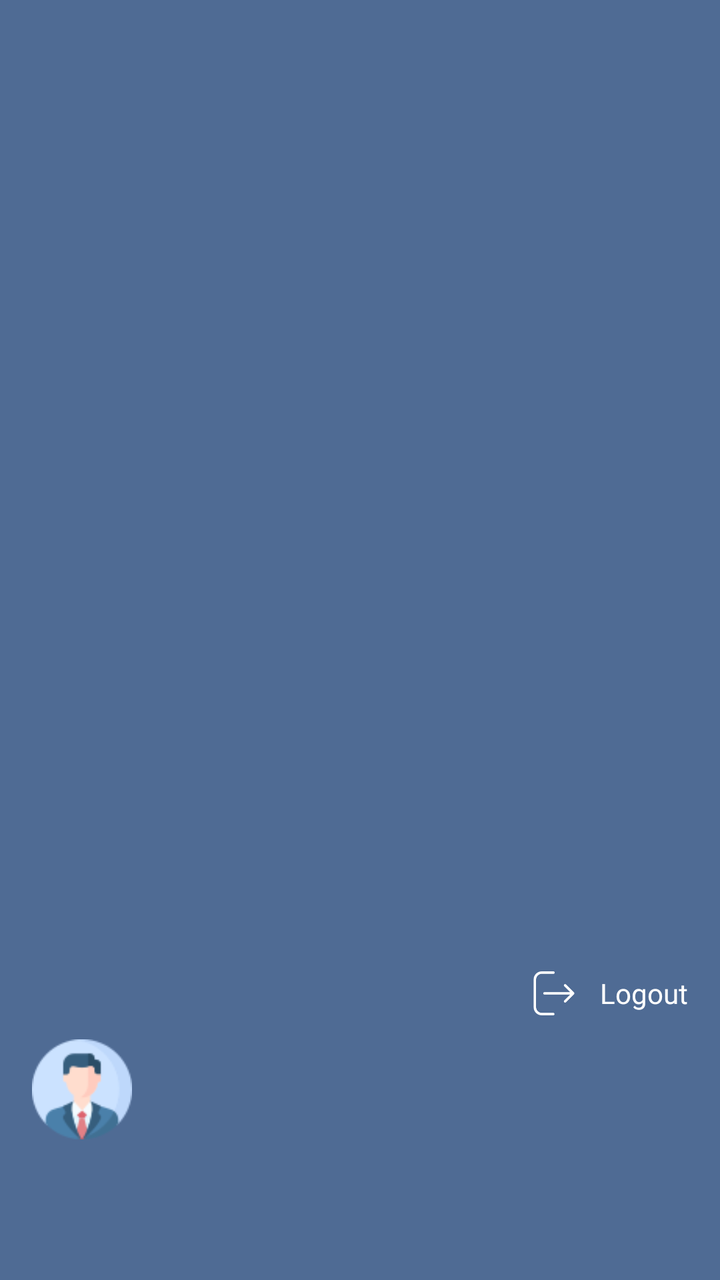
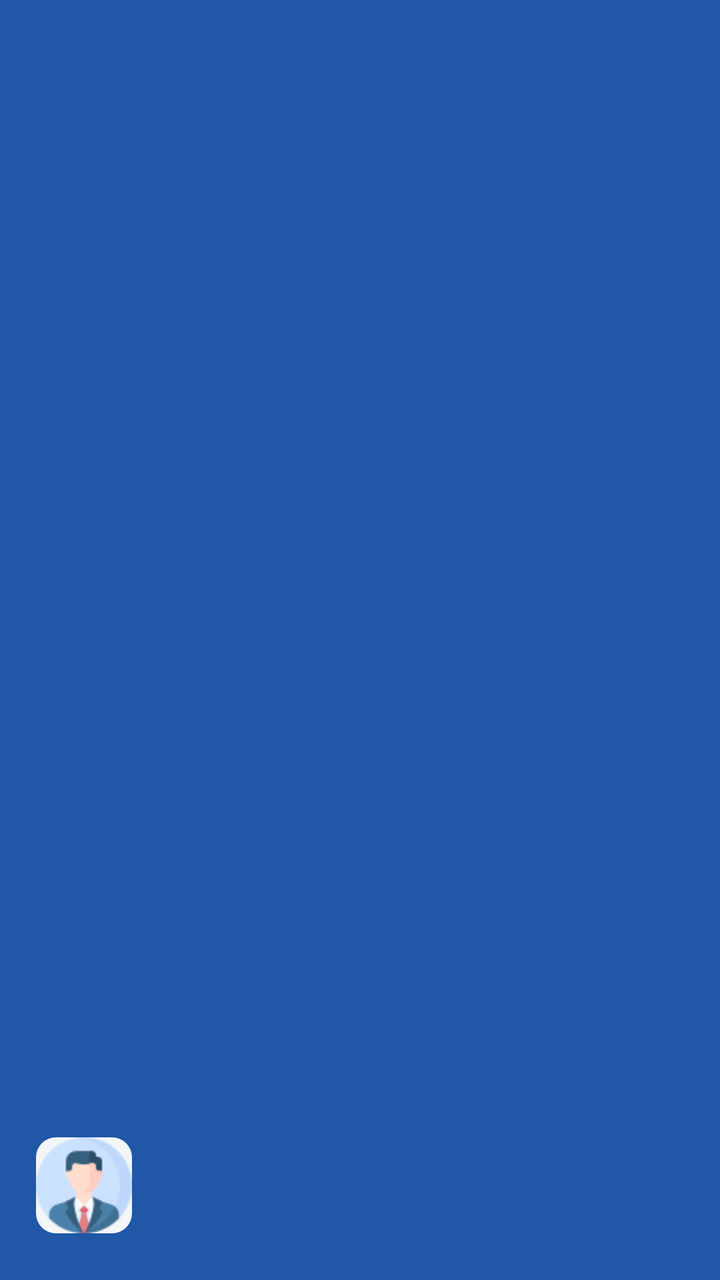

The first picture is an Android layout as it rendered before a commit; the second is the same layout after the commit. The layout source and the unified diff follow.
<!-- AndroidManifest.xml: application theme Theme.Evergreen -->
<!-- res/layout/nav_header.xml -->
<?xml version="1.0" encoding="utf-8"?>
<LinearLayout xmlns:android="http://schemas.android.com/apk/res/android"
    xmlns:app="http://schemas.android.com/apk/res-auto"
    android:orientation="vertical"
    android:layout_width="match_parent"
    android:layout_height="196dp"
    android:gravity="bottom"
    android:background="@color/black_blue1"
    android:padding="16dp"
    android:theme="@style/ThemeOverlay.AppCompat.Dark">

    <LinearLayout
        android:id="@+id/logout"
        android:gravity="end"
        android:layout_gravity="bottom"
        android:orientation="horizontal"
        android:layout_width="match_parent"
        android:layout_height="wrap_content">
        <ImageView
            android:src="@drawable/logout"
            android:layout_width="@dimen/_22sdp"
            android:layout_height="@dimen/_22sdp"
            android:layout_margin="12sp"
            android:textColor="@android:color/white"
            app:tint="@color/white" />
        <TextView
            android:layout_gravity="center_vertical"
            android:fontFamily="@font/roboto_medium"
            android:textColor="@color/white"
            android:text="Logout"
            android:textSize="@dimen/_14ssp"
            android:layout_width="wrap_content"
            android:layout_height="wrap_content"/>
    </LinearLayout>
    <ImageView
        android:id="@+id/profile_img"
        android:layout_width="@dimen/_50sdp"
        android:layout_height="@dimen/_50sdp"
        android:src="@drawable/profile"/>
    <TextView
        android:fontFamily="@font/roboto_bold"
        android:id="@+id/user_name"
        android:layout_width="wrap_content"
        android:layout_height="wrap_content"
        android:textColor="@color/white" />

    <TextView
        android:fontFamily="@font/roboto_regular"
        android:id="@+id/mobile_number"
        android:layout_width="wrap_content"
        android:layout_height="wrap_content"
        android:textColor="@color/white"
        android:textSize="14sp"
       />

    <TextView
        android:fontFamily="@font/roboto_regular"
        android:id="@+id/access_level"
        android:layout_width="wrap_content"
        android:layout_height="wrap_content"
        android:textColor="@color/white"
        android:textSize="12sp"/>

</LinearLayout>
<!-- resources referenced by this layout -->
<resources>
  <color name="black_blue1">#4F6B94</color>
  <color name="white">#FFFFFFFF</color>
  <dimen name="_14ssp">14.00sp</dimen>
  <dimen name="_22sdp">22.00dp</dimen>
  <dimen name="_50sdp">50.00dp</dimen>
  <!-- drawable logout: png bitmap (drawable, 1461 bytes) -->
  <!-- drawable profile: png bitmap (drawable, 3692 bytes) -->
  <style name="Theme.Evergreen" parent="Base.Theme.Evergreen" />
  <style name="Base.Theme.Evergreen" parent="Theme.Material3.Light.NoActionBar">
  
  
  
  
  
  
  
          <item name="android:statusBarColor">@color/black_blue</item>
  
  
      </style>
  <color name="black_blue">#022352</color>
</resources>

<!-- the commit's change to res/layout/nav_header.xml (unified diff, before → after) -->
@@ -1,64 +1,61 @@
 <?xml version="1.0" encoding="utf-8"?>
 <LinearLayout xmlns:android="http://schemas.android.com/apk/res/android"
-    xmlns:app="http://schemas.android.com/apk/res-auto"
+    android:layout_width="match_parent"
+    android:layout_height="wrap_content"
+    android:background="@color/btn_back"
+    android:gravity="bottom"
     android:orientation="vertical"
-    android:layout_width="match_parent"
-    android:layout_height="196dp"
-    android:gravity="bottom"
-    android:background="@color/black_blue1"
-    android:padding="16dp"
-    android:theme="@style/ThemeOverlay.AppCompat.Dark">
+    android:paddingStart="18dp"
+    android:paddingTop="36dp"
+    android:paddingEnd="18dp"
+    android:paddingBottom="18dp">
 
     <LinearLayout
-        android:id="@+id/logout"
-        android:gravity="end"
-        android:layout_gravity="bottom"
-        android:orientation="horizontal"
         android:layout_width="match_parent"
-        android:layout_height="wrap_content">
+        android:layout_height="wrap_content"
+        android:gravity="center_vertical"
+        android:orientation="horizontal">
+
         <ImageView
-            android:src="@drawable/logout"
-            android:layout_width="@dimen/_22sdp"
-            android:layout_height="@dimen/_22sdp"
-            android:layout_margin="12sp"
-            android:textColor="@android:color/white"
-            app:tint="@color/white" />
-        <TextView
-            android:layout_gravity="center_vertical"
-            android:fontFamily="@font/roboto_medium"
-            android:textColor="@color/white"
-            android:text="Logout"
-            android:textSize="@dimen/_14ssp"
-            android:layout_width="wrap_content"
-            android:layout_height="wrap_content"/>
+            android:id="@+id/profile_img"
+            android:layout_width="48dp"
+            android:layout_height="48dp"
+            android:background="@drawable/rounded_corners"
+            android:src="@drawable/profile" />
+
+        <LinearLayout
+            android:layout_width="0dp"
+            android:layout_height="wrap_content"
+            android:layout_marginStart="12dp"
+            android:layout_weight="1"
+            android:orientation="vertical">
+
+            <TextView
+                android:id="@+id/user_name"
+                android:layout_width="wrap_content"
+                android:layout_height="wrap_content"
+                android:fontFamily="@font/roboto_bold"
+                android:textColor="@android:color/white"
+                android:textSize="16sp" />
+
+            <TextView
+                android:id="@+id/access_level"
+                android:layout_width="wrap_content"
+                android:layout_height="wrap_content"
+                android:layout_marginTop="2dp"
+                android:fontFamily="@font/roboto_regular"
+                android:textColor="#D6E4FF"
+                android:textSize="12sp" />
+
+            <TextView
+                android:id="@+id/mobile_number"
+                android:layout_width="wrap_content"
+                android:layout_height="wrap_content"
+                android:layout_marginTop="2dp"
+                android:fontFamily="@font/roboto_regular"
+                android:textColor="#C5D4EA"
+                android:textSize="12sp" />
+        </LinearLayout>
     </LinearLayout>
-    <ImageView
-        android:id="@+id/profile_img"
-        android:layout_width="@dimen/_50sdp"
-        android:layout_height="@dimen/_50sdp"
-        android:src="@drawable/profile"/>
-    <TextView
-        android:fontFamily="@font/roboto_bold"
-        android:id="@+id/user_name"
-        android:layout_width="wrap_content"
-        android:layout_height="wrap_content"
-        android:textColor="@color/white" />
-
-    <TextView
-        android:fontFamily="@font/roboto_regular"
-        android:id="@+id/mobile_number"
-        android:layout_width="wrap_content"
-        android:layout_height="wrap_content"
-        android:textColor="@color/white"
-        android:textSize="14sp"
-       />
-
-    <TextView
-        android:fontFamily="@font/roboto_regular"
-        android:id="@+id/access_level"
-        android:layout_width="wrap_content"
-        android:layout_height="wrap_content"
-        android:textColor="@color/white"
-        android:textSize="12sp"/>
 
 </LinearLayout>
<!-- resource entries referenced after the edit -->
@@ -1,13 +1,15 @@
 <!-- resources referenced by this layout -->
 <resources>
-  <color name="black_blue1">#4F6B94</color>
-  <color name="white">#FFFFFFFF</color>
-  <dimen name="_14ssp">14.00sp</dimen>
-  <dimen name="_22sdp">22.00dp</dimen>
-  <dimen name="_50sdp">50.00dp</dimen>
-  <!-- drawable logout: png bitmap (drawable, 1461 bytes) -->
+  <color name="btn_back">#2057A6</color>
   <!-- drawable profile: png bitmap (drawable, 3692 bytes) -->
+  <!-- drawable rounded_corners (drawable) -->
+  <shape xmlns:android="http://schemas.android.com/apk/res/android">
+      <corners android:radius="@dimen/_10sdp" />
+      <solid android:color="@color/home_page_bg"/>
+  </shape>
   <style name="Theme.Evergreen" parent="Base.Theme.Evergreen" />
+  <dimen name="_10sdp">10.00dp</dimen>
+  <color name="home_page_bg">#F3F5F7</color>
   <style name="Base.Theme.Evergreen" parent="Theme.Material3.Light.NoActionBar">
   
   
